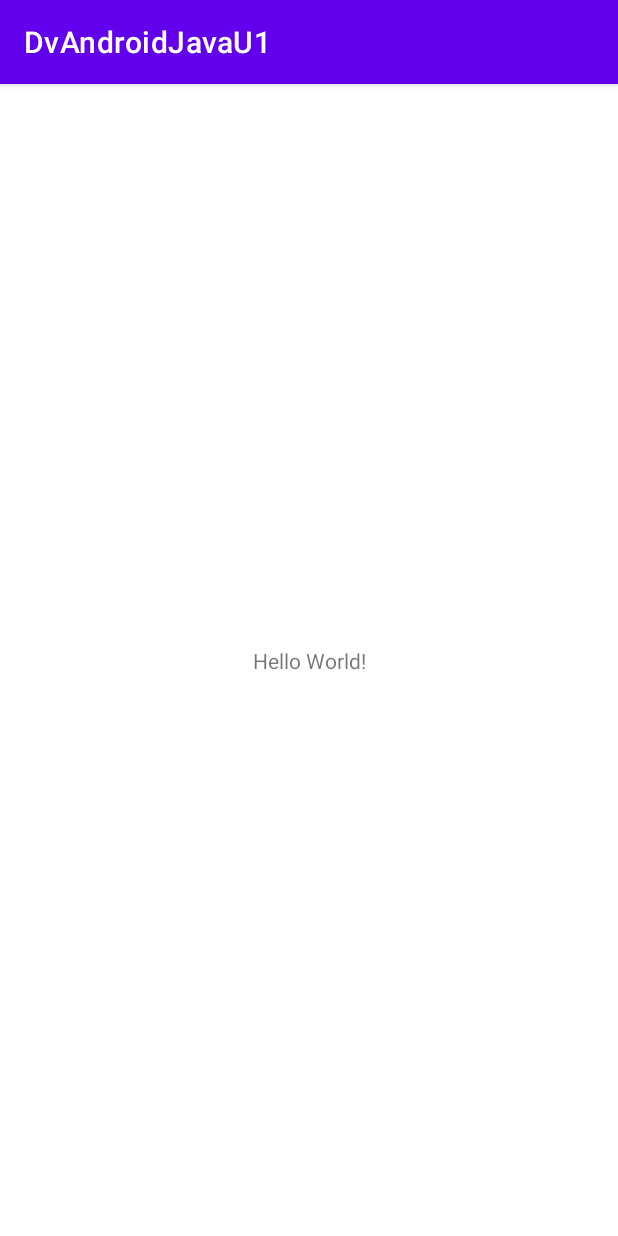
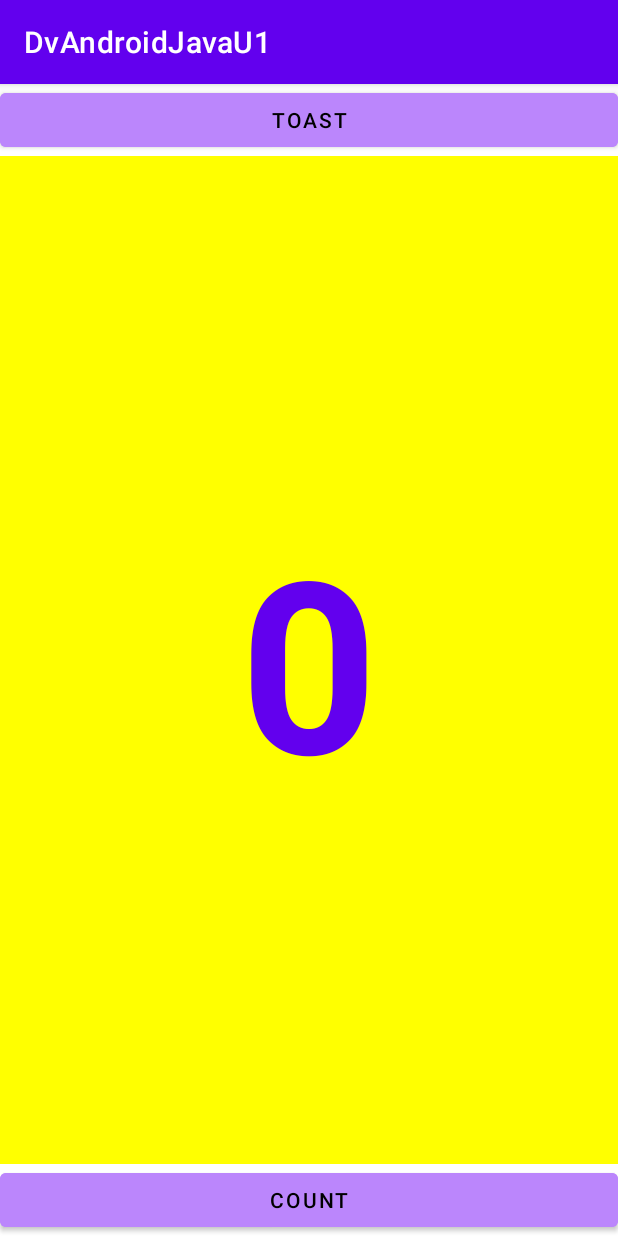
Before and after one commit to Kattorres-7/DvAndroidJavaU1, an Android app: the screen it shows after launch (MainActivity), on a phone screen of 412 x 824 dp. Run offline under Robolectric (Android 15) with nearby library versions, the phone set to English and light mode, and no system bars.

Commit message:
ACTUALIZACION 19/09/2022

```diff
--- a/app/src/main/java/com/example/dvandroidjavau1/MainActivity.java
+++ b/app/src/main/java/com/example/dvandroidjavau1/MainActivity.java
@@ -3,12 +3,29 @@ package com.example.dvandroidjavau1;
 import androidx.appcompat.app.AppCompatActivity;
 
 import android.os.Bundle;
+import android.view.View;
+import android.widget.TextView;
+import android.widget.Toast;
 
 public class MainActivity extends AppCompatActivity {
+
+    private int mCount = 0;
+    private TextView mShowCount;
 
     @Override
     protected void onCreate(Bundle savedInstanceState) {
         super.onCreate(savedInstanceState);
         setContentView(R.layout.activity_main);
+        mShowCount = (TextView) findViewById(R.id.show_count);
+    }
+
+    public void showToast(View view) {
+        Toast toast = Toast.makeText(this, R.string.toast_message, Toast.LENGTH_SHORT);
+        toast.show();
+    }
+
+    public void countUp(View view) {
+        mCount++;
+        mShowCount.setText(Integer.toString(mCount));
     }
 }
--- a/app/src/main/res/layout/activity_main.xml
+++ b/app/src/main/res/layout/activity_main.xml
@@ -6,13 +6,43 @@
     android:layout_height="match_parent"
     tools:context=".MainActivity">
 
-    <TextView
-        android:layout_width="wrap_content"
+    <Button
+        android:id="@+id/button_toast"
+        android:layout_width="0dp"
         android:layout_height="wrap_content"
-        android:text="Hello World!"
+        android:backgroundTint="@color/purple_200"
+        android:text="@string/button_label_toast"
+        android:textColor="@android:color/black"
+        app:layout_constraintEnd_toEndOf="parent"
+        app:layout_constraintHorizontal_bias="0.498"
+        app:layout_constraintStart_toStartOf="parent"
+        app:layout_constraintTop_toTopOf="parent"
+        android:onClick="showToast"/>
+
+    <Button
+        android:id="@+id/button_count"
+        android:layout_width="0dp"
+        android:layout_height="wrap_content"
+        android:backgroundTint="@color/purple_200"
+        android:text="@string/button_label_count"
+        android:textColor="@android:color/black"
         app:layout_constraintBottom_toBottomOf="parent"
         app:layout_constraintEnd_toEndOf="parent"
         app:layout_constraintStart_toStartOf="parent"
-        app:layout_constraintTop_toTopOf="parent" />
+        android:onClick="countUp"/>
 
+    <TextView
+        android:id="@+id/show_count"
+        android:layout_width="0dp"
+        android:layout_height="0dp"
+        android:background="#ffff00"
+        android:gravity="center"
+        android:text="@string/count_initial_value"
+        android:textColor="@color/purple_500"
+        android:textSize="160sp"
+        android:textStyle="bold"
+        app:layout_constraintBottom_toTopOf="@+id/button_count"
+        app:layout_constraintEnd_toEndOf="parent"
+        app:layout_constraintStart_toStartOf="parent"
+        app:layout_constraintTop_toBottomOf="@+id/button_toast" />
 </androidx.constraintlayout.widget.ConstraintLayout>
--- a/app/src/main/res/values/strings.xml
+++ b/app/src/main/res/values/strings.xml
@@ -1,3 +1,7 @@
 <resources>
     <string name="app_name">DvAndroidJavaU1</string>
+    <string name="button_label_toast">Toast</string>
+    <string name="button_label_count">Count</string>
+    <string name="count_initial_value">0</string>
+    <string name="toast_message">Hello Toast!</string>
 </resources>
```
